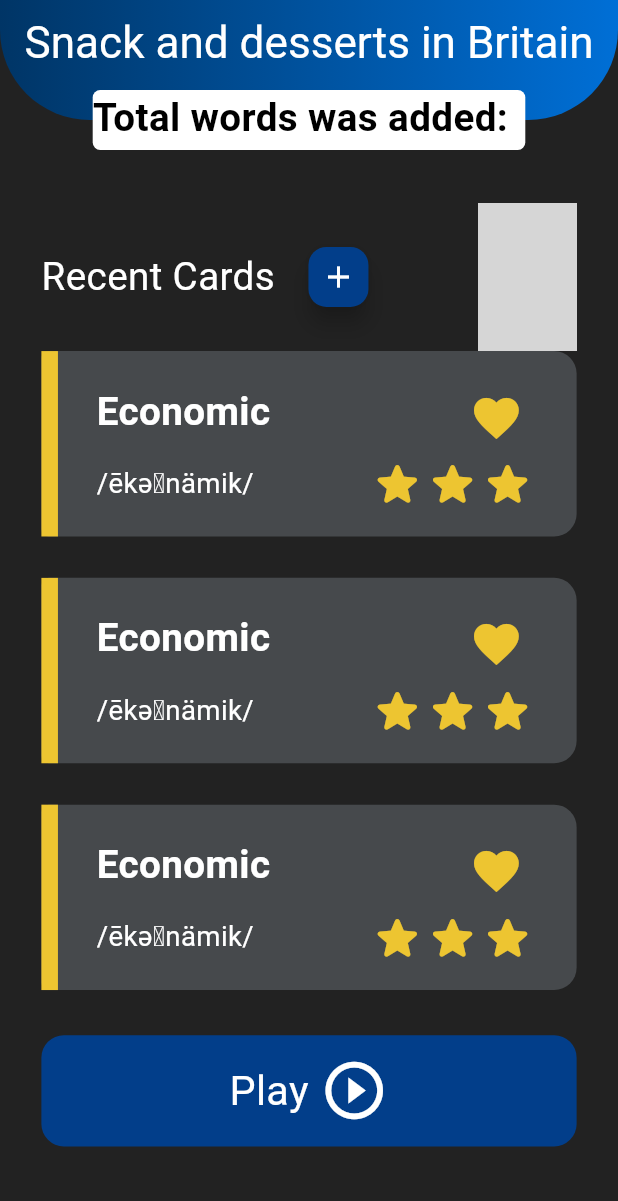
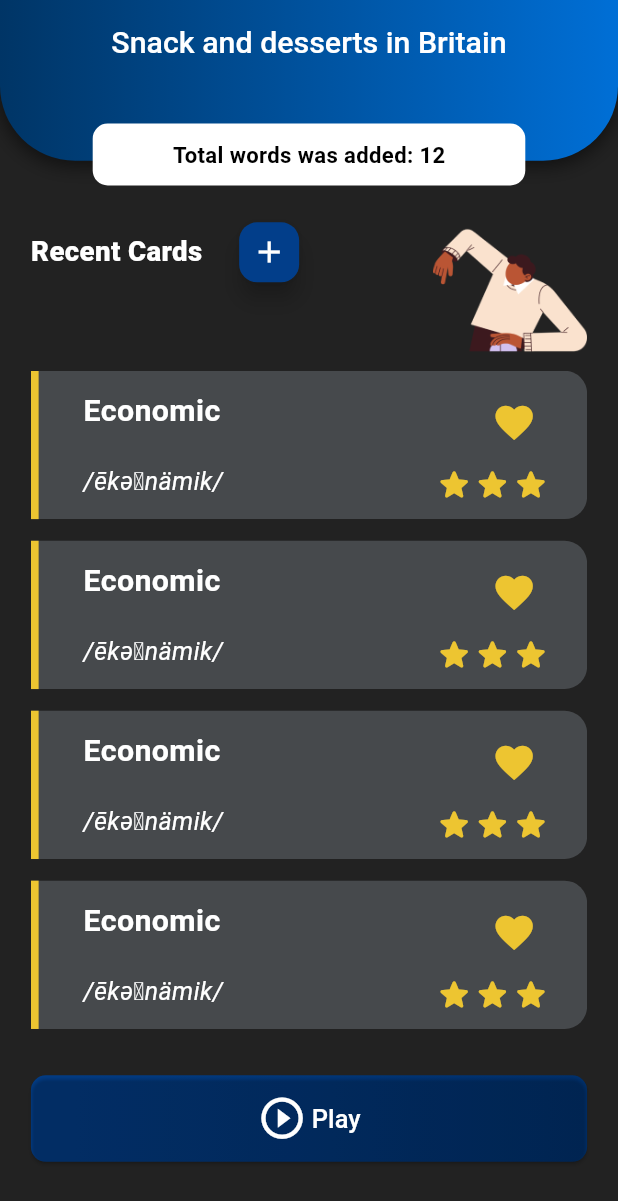
Before and after one commit to Amrakk/Vocabinary, a Flutter app: the screen it shows after launch, on a phone screen of 412 x 824 dp. Shown: the top 1201 px of the screen. Run offline on Flutter 3.47's test engine with Material 3 defaults, Android fonts, the phone set to English and light mode, and no system bars; drawn by our look-alikes of flutter_slidable; our stand-ins replace animated_bottom_navigation_bar, appinio_swiper, cloud_firestore, firebase_core, fl_chart, flip_card and 6 more; accounts and stored records are empty; grey boxes are pictures that could not be loaded.

Commit message:
style: scale widget on mobile screen

```diff
--- a/lib/main.dart
+++ b/lib/main.dart
@@ -1,6 +1,5 @@
 import 'package:flutter/material.dart';
 import 'package:flutter/services.dart';
-import 'package:vocabinary/views/explore/inside_topic_view.dart';
 import 'package:vocabinary/views/my_app.dart';
 import 'package:vocabinary/helpers/dependencies.dart';
 
--- a/lib/utils/app_colors.dart
+++ b/lib/utils/app_colors.dart
@@ -1,25 +1,28 @@
 import 'package:flutter/material.dart';
 
 class AppColorsThemeData extends ThemeExtension<AppColorsThemeData> {
-    // Specifies colors you want to use that are not in the ThemeData property (app_themes)
-  const AppColorsThemeData({required this.containerColor,});
+  // Specifies colors you want to use that are not in the ThemeData property (app_themes)
   final Color containerColor;
+
+  const AppColorsThemeData({required this.containerColor});
+
   @override
   ThemeExtension<AppColorsThemeData> copyWith() {
     return AppColorsThemeData(
-        containerColor: containerColor,
+      containerColor: containerColor,
     );
   }
 
   @override
-  ThemeExtension<AppColorsThemeData> lerp(covariant ThemeExtension<AppColorsThemeData>? other, double t) {
+  ThemeExtension<AppColorsThemeData> lerp(
+    covariant ThemeExtension<AppColorsThemeData>? other,
+    double t,
+  ) {
     if (other is! AppColorsThemeData) {
       return this;
     }
     return AppColorsThemeData(
       containerColor: Color.lerp(containerColor, other.containerColor, t)!,
     );
-
   }
-
 }
--- a/lib/utils/app_themes.dart
+++ b/lib/utils/app_themes.dart
@@ -1,6 +1,5 @@
 import 'package:flutter/material.dart';
 import 'package:vocabinary/utils/app_colors.dart';
-import 'package:vocabinary/utils/colors.dart';
 
 class AppThemes {
   static ThemeData darkTheme() {
--- a/lib/utils/colors.dart
+++ b/lib/utils/colors.dart
@@ -9,8 +9,9 @@ class AppColors {
   static const animatedLayerGradient = [Color(0xff003566), Color(0xff006FD6)];
   static const primaryButtonGradient = [Color(0xFF023E8A), Color(0xFF003270)];
 
+  static const mainRed = Color(0xFFFF1700);
   static const mainGreen = Color(0xFF06FF00);
-  static const mainRed = Color(0xFFFF1700);
+  static const mainYellow = Color(0xFFEDC531);
 
   static const correctColor = Color(0xFF0049A5);
   static const wrongColor = Color(0xFF9A0000);
--- a/lib/views/explore/inside_topic_view.dart
+++ b/lib/views/explore/inside_topic_view.dart
@@ -1,14 +1,10 @@
-import 'dart:html';
-
-import 'package:flutter/cupertino.dart';
 import 'package:flutter/material.dart';
-import 'package:flutter/painting.dart';
-import 'package:flutter/widgets.dart';
-import 'package:vocabinary/utils/app_colors.dart';
+import 'package:vocabinary/utils/colors.dart';
 import 'package:vocabinary/utils/dimensions.dart';
-
-import '../../utils/app_themes.dart';
-import '../../widgets/explore/inside_topic/Item_vocab.dart';
+import 'package:vocabinary/widgets/background_layer.dart';
+import 'package:vocabinary/widgets/explore/inside_topic/item_vocab.dart';
+import 'package:vocabinary/widgets/learnings/background_container.dart';
+import 'package:vocabinary/widgets/learnings/confirm_button.dart';
 
 class InsideTopicView extends StatefulWidget {
   const InsideTopicView({super.key});
@@ -21,134 +17,115 @@ class _InsideTopicViewState extends State<InsideTopicView> {
   @override
   Widget build(BuildContext context) {
     return Scaffold(
-      appBar: myAppBar(context),
-      body: Padding(
-        padding: EdgeInsets.all(Dimensions.padding30(context)),
+      extendBodyBehindAppBar: true,
+      appBar: AppBar(
+        backgroundColor: Colors.transparent,
+        title: Text(
+          'Snack and desserts in Britain',
+          style: TextStyle(
+            color: Colors.white,
+            fontWeight: FontWeight.w500,
+            fontSize: Dimensions.fontSize22(context),
+          ),
+        ),
+        centerTitle: true,
+      ),
+      body: Stack(
+        children: [
+          const BackgroundLayer(ratio: 13),
+          Padding(
+            padding: EdgeInsets.symmetric(
+              horizontal: Dimensions.widthRatio(context, 5),
+            ),
             child: Column(
-          crossAxisAlignment: CrossAxisAlignment.start,
+              crossAxisAlignment: CrossAxisAlignment.center,
               children: [
-            SizedBox(height: Dimensions.height30(context)),
+                SizedBox(
+                  height: Dimensions.heightRatio(context, 10),
+                  width: double.infinity,
+                ),
+                BackgroundContainer(
+                  heightRatio: 5,
+                  widthRatio: 70,
+                  borderRadius: 10,
+                  color: Colors.white,
+                  child: Center(
+                    child: Text(
+                      'Total words was added: 12',
+                      style: TextStyle(
+                        color: Colors.black,
+                        fontWeight: FontWeight.w700,
+                        fontSize: Dimensions.fontSize16(context),
+                      ),
+                    ),
+                  ),
+                ),
+                SizedBox(height: Dimensions.heightRatio(context, 2.5)),
                 Row(
                   mainAxisAlignment: MainAxisAlignment.spaceBetween,
+                  crossAxisAlignment: CrossAxisAlignment.start,
                   children: [
                     Row(
                       children: [
-                    Text('Recent Cards',
+                        Text(
+                          'Recent Cards',
                           style: TextStyle(
                             color: Colors.white,
-                            fontSize: Dimensions.fontSize(context, 28))),
-                    SizedBox(width: Dimensions.width20(context)),
+                            fontWeight: FontWeight.w900,
+                            fontSize: Dimensions.fontSize(context, 20),
+                          ),
+                        ),
+                        SizedBox(width: Dimensions.widthRatio(context, 5)),
                         FloatingActionButton.small(
-                      onPressed: () {},
-                      backgroundColor: const Color(0xFF023E8A),
+                          onPressed: () {
+                            // TODO: Add new word
+                          },
+                          backgroundColor: AppColors.primary,
                           foregroundColor: Colors.white,
                           child: const Icon(Icons.add),
                         ),
                       ],
                     ),
-                Image.network(
-                  "https://i.ibb.co/FD3Prty/man-business-coach.png",
+                    SizedBox(
+                      width: Dimensions.widthRatio(context, 25),
                       height: Dimensions.heightRatio(context, 12),
-                  width: Dimensions.widthRatio(context, 16),
-                )
+                      child: Image.asset(
+                        'assets/images/coach.png',
+                        fit: BoxFit.cover,
+                      ),
+                    ),
                   ],
                 ),
+                SizedBox(height: Dimensions.heightRatio(context, 0.5)),
                 SizedBox(
-                height: Dimensions.heightRatio(context, 52),
+                  height: Dimensions.heightRatio(context, 54),
                   child: ListView.separated(
+                    padding: EdgeInsets.zero,
                     itemBuilder: (context, index) => GestureDetector(
                       onTap: () {
-                          // Todo: ItemVocab
+                        // TODO: Navigate to card details
                       },
-                        child: const ItemVocab()),
-                    separatorBuilder: (context, index) => SizedBox(
-                          height: Dimensions.height30(context),
+                      child: const ItemVocab(),
                     ),
-                    itemCount: 10)),
-            SizedBox(height: Dimensions.height30(context)),
-            InkWell(
-              onTap: () {
-                // Todo: Play button
-              },
-              borderRadius: BorderRadius.circular(15),
-              child: Ink(
-                decoration: const BoxDecoration(
-                  borderRadius: BorderRadius.all(Radius.circular(15)),
-                  color: Color(0xFF023E8A),
-                ),
-                child: SizedBox(
-                  height: Dimensions.heightRatio(context, 9),
-                  width: double.infinity,
-                  child: Row(
-                    mainAxisAlignment: MainAxisAlignment.center,
-                    children: [
-                      Text('Play',
-                          style: TextStyle(
-                              color: Colors.white,
-                              fontSize: Dimensions.fontSize(context, 30))),
-                      SizedBox(width: Dimensions.width(context, 8)),
-                      Icon(Icons.play_circle_outline_outlined,
-                          color: Colors.white,
-                          size: Dimensions.iconSize(context, 50)),
-                    ],
+                    separatorBuilder: (context, index) =>
+                        SizedBox(height: Dimensions.heightRatio(context, 1.75)),
+                    itemCount: 10,
                   ),
                 ),
+                SizedBox(height: Dimensions.heightRatio(context, 3)),
+                ConfirmButton(
+                  widthRatio: 100,
+                  label: 'Play',
+                  iconSize: Dimensions.iconSize(context, 36),
+                  fontSize: Dimensions.fontSize20(context),
+                  leftIcon: Icons.play_circle_outline_outlined,
+                  onPressed: () {},
+                ),
+              ],
             ),
           )
         ],
       ),
-      ),
-    );
-  }
-
-  PreferredSize myAppBar(BuildContext context) {
-    return PreferredSize(
-      preferredSize: const Size.fromHeight(80),
-      child: Stack(clipBehavior: Clip.none, children: [
-        ClipRRect(
-          borderRadius: const BorderRadius.only(
-            bottomLeft: Radius.circular(60),
-            bottomRight: Radius.circular(60),
-          ),
-          child: AppBar(
-            title: Text('Snack and desserts in Britain',
-                style: TextStyle(
-                    color: Colors.white,
-                    fontSize: Dimensions.fontSize(context, 32))),
-            centerTitle: true,
-            flexibleSpace: Container(
-              decoration: const BoxDecoration(
-                gradient: LinearGradient(
-                  colors: [
-                    Color(0xFF003566),
-                    Color(0xFF006FD6),
-                  ],
-                ),
-              ),
-            ),
-          ),
-        ),
-        Positioned(
-          bottom: -20,
-          left: MediaQuery.of(context).size.width / 2 -
-              Dimensions.widthRatio(context, 70) / 2,
-          child: Container(
-            height: 40,
-            width: Dimensions.widthRatio(context, 70),
-            decoration: BoxDecoration(
-              borderRadius: BorderRadius.circular(5),
-              color: Colors.white,
-            ),
-            child: Center(
-              child: Text('Total words was added: 12',
-                  style: TextStyle(
-                      color: Colors.black,
-                      fontWeight: FontWeight.bold,
-                      fontSize: Dimensions.fontSize(context, 28))),
-            ),
-          ),
-        ),
-      ]),
     );
   }
 }
--- a/lib/views/learnings/quiz_view.dart
+++ b/lib/views/learnings/quiz_view.dart
@@ -192,7 +192,7 @@ class _QuizViewState extends State<QuizView> {
                             AppColors.correctColor,
                             Color(0xFF023E8A)
                           ],
-                          icon: quizViewModel.count - 1 >
+                          rightIcon: quizViewModel.count - 1 >
                                   quizViewModel.currentIndex
                               ? Icons.arrow_forward_ios_rounded
                               : null,
--- a/lib/views/my_app.dart
+++ b/lib/views/my_app.dart
@@ -4,13 +4,11 @@ import 'package:vocabinary/routes/routes.dart';
 import 'package:vocabinary/utils/app_themes.dart';
 import 'package:vocabinary/widgets/my_app_bar.dart';
 import 'package:vocabinary/viewmodels/theme_view_model.dart';
-import 'package:vocabinary/data/repositories/word_repo.dart';
 import 'package:vocabinary/data/caches/audio_cache_manager.dart';
 import 'package:vocabinary/views/explore/inside_topic_view.dart';
 import 'package:vocabinary/viewmodels/learning/quiz_view_model.dart';
 import 'package:vocabinary/viewmodels/learning/typing_view_model.dart';
 import 'package:vocabinary/viewmodels/learning/flashcard_view_model.dart';
-import 'package:vocabinary/models/arguments/learnings/select_words_args.dart';
 import 'package:animated_bottom_navigation_bar/animated_bottom_navigation_bar.dart';
 
 class MyApp extends StatefulWidget {
--- a/lib/widgets/explore/inside_topic/Item_vocab.dart
+++ b/lib/widgets/explore/inside_topic/Item_vocab.dart
@@ -1,9 +1,9 @@
 import 'package:flutter/material.dart';
-
-import '../../../utils/app_colors.dart';
-import '../../../utils/dimensions.dart';
-import '../../global/level_bar_star.dart';
+import 'package:vocabinary/utils/app_colors.dart';
+import 'package:vocabinary/utils/colors.dart';
+import 'package:vocabinary/utils/dimensions.dart';
 import 'package:flutter_slidable/flutter_slidable.dart';
+import 'package:vocabinary/widgets/level_star_bar.dart';
 
 class ItemVocab extends StatefulWidget {
   const ItemVocab({super.key});
@@ -19,46 +19,42 @@ class _ItemVocabState extends State<ItemVocab> {
         Theme.of(context).extension<AppColorsThemeData>()!;
     return Slidable(
       startActionPane: ActionPane(motion: const DrawerMotion(), children: [
-
         SlidableAction(
-          onPressed: (ctx) {},
+          onPressed: (ctx) {
+            // TODO: imeplement delete word
+          },
           icon: Icons.delete,
-          backgroundColor: Colors.red,
+          backgroundColor: AppColors.mainRed,
           foregroundColor: Colors.white,
         ),
         SlidableAction(
-          onPressed: (ctx) {},
+          onPressed: (ctx) {
+            // TODO: imeplement edit word
+          },
           icon: Icons.edit,
-          backgroundColor: const Color(0xFFEDC531),
+          backgroundColor: AppColors.mainYellow,
           foregroundColor: Colors.white,
         ),
       ]),
-      child: Stack(children: [
+      child: Stack(
+        children: [
           Container(
-          height: Dimensions.heightRatio(context, 15),
+            height: Dimensions.heightRatio(context, 12),
             width: double.infinity,
             decoration: BoxDecoration(
               borderRadius: const BorderRadius.only(
                 bottomRight: Radius.circular(15),
                 topRight: Radius.circular(15),
-              bottomLeft: Radius.circular(5),
-              topLeft: Radius.circular(5),
               ),
               color: appColors.containerColor,
-            // boxShadow: const [
-            //   BoxShadow(
-            //     color: Colors.black26,
-            //     blurRadius: 4,
-            //     spreadRadius: 3,
-            //   ),
-            // ],
             ),
             child: Padding(
               padding: EdgeInsets.only(
-                  left: Dimensions.padding(context, 40),
-                  right: Dimensions.padding30(context),
-                  top: Dimensions.padding20(context),
-                  bottom: Dimensions.padding20(context)),
+                left: Dimensions.widthRatio(context, 8.5),
+                right: Dimensions.widthRatio(context, 6),
+                top: Dimensions.heightRatio(context, 0.75),
+                bottom: Dimensions.heightRatio(context, 0.75),
+              ),
               child: Row(
                 mainAxisAlignment: MainAxisAlignment.spaceBetween,
                 children: [
@@ -66,16 +62,23 @@ class _ItemVocabState extends State<ItemVocab> {
                     crossAxisAlignment: CrossAxisAlignment.start,
                     mainAxisAlignment: MainAxisAlignment.spaceEvenly,
                     children: [
-                      Text("Economic",
+                      Text(
+                        "Economic",
                         style: TextStyle(
                           color: Colors.white,
-                              fontWeight: FontWeight.bold,
-                              fontSize: Dimensions.fontSize(context, 28))),
-                      SizedBox(height: Dimensions.height10(context)),
-                      Text("/ēkəˈnämik/",
+                          fontWeight: FontWeight.w700,
+                          fontSize: Dimensions.fontSize22(context),
+                        ),
+                      ),
+                      SizedBox(height: Dimensions.heightRatio(context, 1)),
+                      Text(
+                        "/ēkəˈnämik/",
                         style: TextStyle(
                           color: Colors.white,
-                              fontSize: Dimensions.fontSize(context, 20))),
+                          fontSize: Dimensions.fontSize18(context),
+                          fontStyle: FontStyle.italic,
+                        ),
+                      ),
                     ],
                   ),
                   Column(
@@ -83,31 +86,35 @@ class _ItemVocabState extends State<ItemVocab> {
                     crossAxisAlignment: CrossAxisAlignment.end,
                     children: [
                       IconButton(
+                        padding: EdgeInsets.zero,
                         onPressed: () {
-                          // Todo: Favorite button
+                          // TODO: Favorite button
                         },
-                        icon: Icon(Icons.favorite,
-                            color: const Color(0xFFEDC531),
-                            size: Dimensions.iconSize(context, 39)),
+                        icon: Icon(
+                          Icons.favorite,
+                          color: AppColors.mainYellow,
+                          size: Dimensions.widthRatio(context, 7.25),
                         ),
-                      LevelStarBar(level: 3),
+                      ),
+                      LevelStarBar(
+                        level: 3,
+                        size: Dimensions.widthRatio(context, 6.75),
+                      ),
                     ],
                   )
                 ],
-              )),
+              ),
+            ),
           ),
           Container(
-          height: Dimensions.heightRatio(context, 15),
-          width: Dimensions.width12(context),
+            height: Dimensions.heightRatio(context, 12),
+            width: Dimensions.widthRatio(context, 1.25),
             decoration: const BoxDecoration(
-            // borderRadius: BorderRadius.only(
-            //   bottomLeft: Radius.circular(2),
-            //   topLeft: Radius.circular(2),
-            // ),
-            color: Color(0xFFEDC531),
+              color: AppColors.mainYellow,
             ),
           )
-      ]),
+        ],
+      ),
     );
   }
 }
--- a/lib/widgets/global/level_bar_star.dart
+++ /dev/null
@@ -1,29 +0,0 @@
-import 'package:flutter/material.dart';
-
-import '../../utils/dimensions.dart';
-
-class LevelStarBar extends StatefulWidget {
-  LevelStarBar({required this.level, super.key});
-
-  int level;
-
-  @override
-  State<LevelStarBar> createState() {
-    return LevelStarBarState();
-  }
-}
-
-class LevelStarBarState extends State<LevelStarBar> {
-  @override
-  Widget build(BuildContext context) {
-    return Row(
-      children: List.generate(3, (index) {
-        return Icon(
-          index + 1 <= widget.level ? Icons.star_rounded : Icons.star_border_rounded,
-          color: const Color(0xFFEDC531),
-          size: Dimensions.iconSize(context, 40),
-        );
-      }),
-    );
-  }
-}
--- a/lib/widgets/learnings/confirm_button.dart
+++ b/lib/widgets/learnings/confirm_button.dart
@@ -6,7 +6,8 @@ class ConfirmButton extends StatelessWidget {
   final String label;
   final double fontSize;
   final Function() onPressed;
-  final IconData? icon;
+  final IconData? leftIcon;
+  final IconData? rightIcon;
   final double iconSize;
   final double heightRatio;
   final double widthRatio;
@@ -18,7 +19,8 @@ class ConfirmButton extends StatelessWidget {
     super.key,
     required this.label,
     required this.onPressed,
-    this.icon,
+    this.leftIcon,
+    this.rightIcon,
     this.iconSize = 20.0,
     this.fontSize = 16.0,
     this.heightRatio = 7.0,
@@ -56,6 +58,14 @@ class ConfirmButton extends StatelessWidget {
         child: Row(
           mainAxisAlignment: MainAxisAlignment.center,
           children: [
+            if (leftIcon != null)
+              Icon(
+                leftIcon,
+                color: Colors.white,
+                size: iconSize,
+              ),
+            if (leftIcon != null)
+              SizedBox(width: Dimensions.widthRatio(context, 0.75)),
             Text(
               label,
               style: TextStyle(
@@ -64,10 +74,11 @@ class ConfirmButton extends StatelessWidget {
                 fontWeight: FontWeight.w500,
               ),
             ),
-            SizedBox(width: Dimensions.widthRatio(context, 0.75)),
-            if (icon != null)
+            if (rightIcon != null)
+              SizedBox(width: Dimensions.widthRatio(context, 0.75)),
+            if (rightIcon != null)
               Icon(
-                icon,
+                rightIcon,
                 color: Colors.white,
                 size: iconSize,
               ),
--- a/lib/widgets/learnings/quiz/quiz.dart
+++ b/lib/widgets/learnings/quiz/quiz.dart
@@ -1,8 +1,8 @@
 import 'package:flutter/material.dart';
 import 'package:vocabinary/utils/dimensions.dart';
-import 'package:vocabinary/widgets/level_bar_star.dart';
 import 'package:vocabinary/widgets/learnings/quiz/answer.dart';
 import 'package:vocabinary/widgets/learnings/quiz/answer_controller.dart';
+import 'package:vocabinary/widgets/level_star_bar.dart';
 
 class Quiz extends StatefulWidget {
   final int level;
--- a/lib/widgets/level_bar_star.dart
+++ b/lib/widgets/level_star_bar.dart
@@ -1,4 +1,5 @@
 import 'package:flutter/material.dart';
+import 'package:vocabinary/utils/colors.dart';
 import 'package:vocabinary/utils/dimensions.dart';
 
 class LevelStarBar extends StatelessWidget {
@@ -13,7 +14,7 @@ class LevelStarBar extends StatelessWidget {
       children: List.generate(3, (index) {
         return Icon(
           index + 1 <= level ? Icons.star_rounded : Icons.star_border_rounded,
-          color: const Color(0xFFEDC531),
+          color: AppColors.mainYellow,
           size: Dimensions.iconSize(context, size),
         );
       }),
--- a/pubspec.yaml
+++ b/pubspec.yaml
@@ -68,6 +68,7 @@ dependencies:
 
     ## OTHERS
     bcrypt: ^1.1.3
+    flutter_slidable: ^3.1.0
 
 dev_dependencies:
     flutter_test:
```
Also changed, not shown: assets/images/coach.png (added), pubspec.lock. Lines whose indentation alone changed are shown as unchanged.
